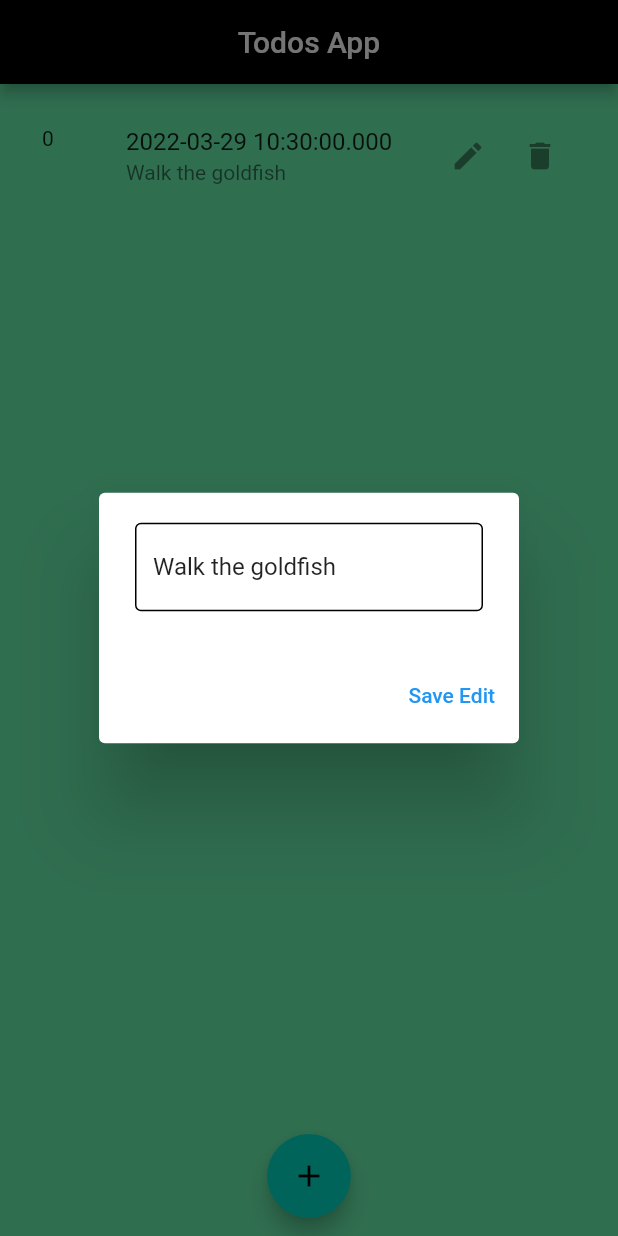
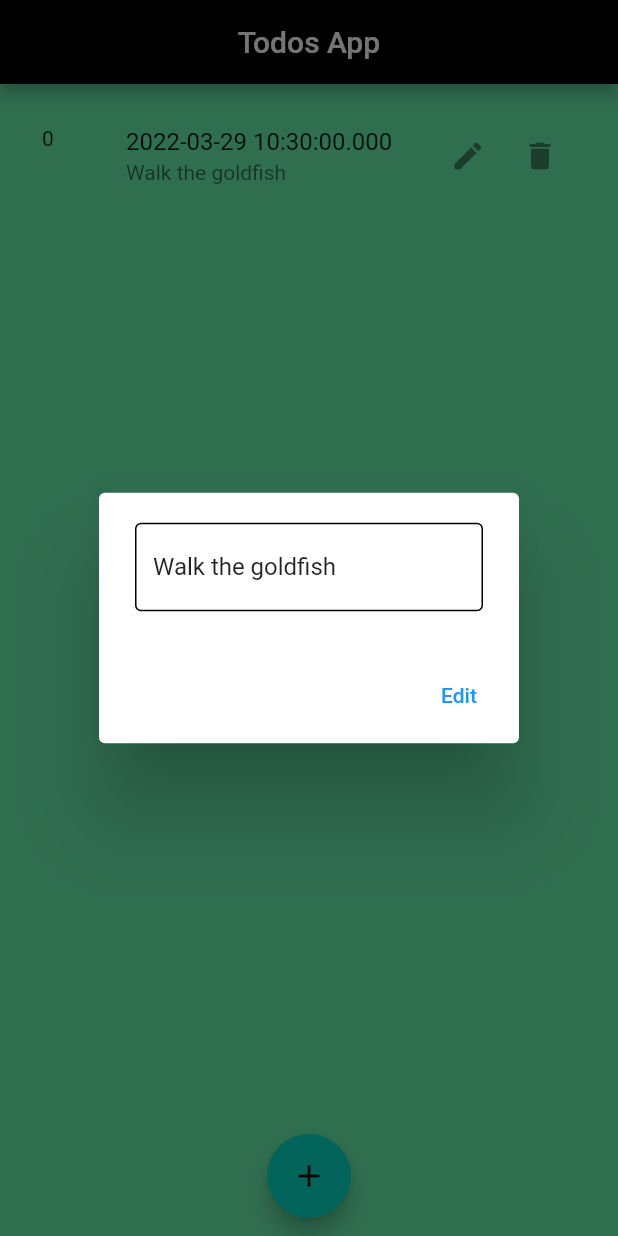
Before and after one commit to franzrocha/11067_Rocha_Franz_Lesly, a Flutter app: the screen it shows after launch, after a tap on the "edit" icon, on a phone screen of 412 x 824 dp. Run offline on Flutter 3.47's test engine with Material 2 defaults, Android fonts, the phone set to English and light mode, and no system bars.

Commit message:
final todo2

```diff
--- a/todo_app/lib/src/screens/home.dart
+++ b/todo_app/lib/src/screens/home.dart
@@ -164,7 +164,7 @@ class _HomeScreenState extends State<HomeScreen> {
               }
               Navigator.of(context).pop();
             },
-            child: const Text('Save Edit'),
+            child: const Text('Edit'),
           )
         ],
       ),
```
